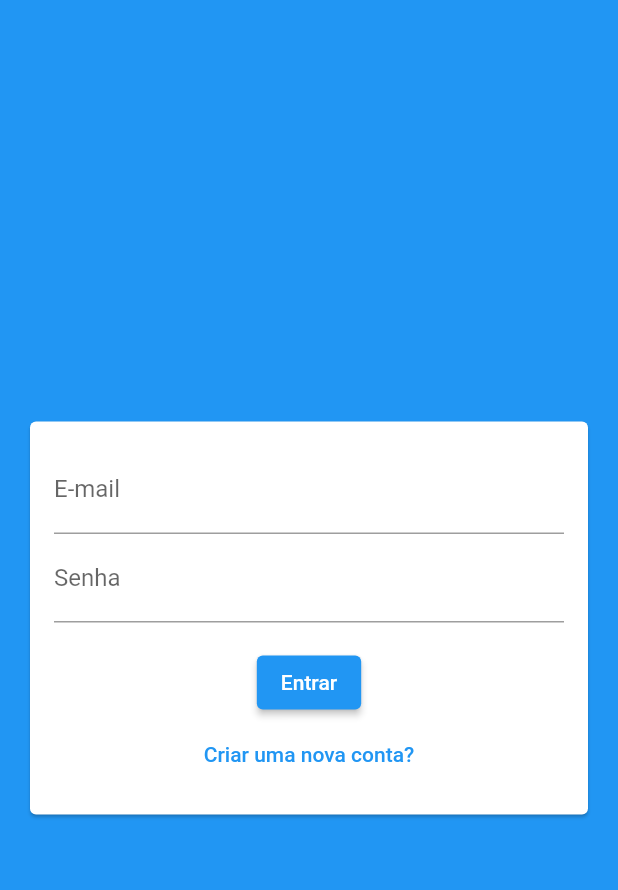
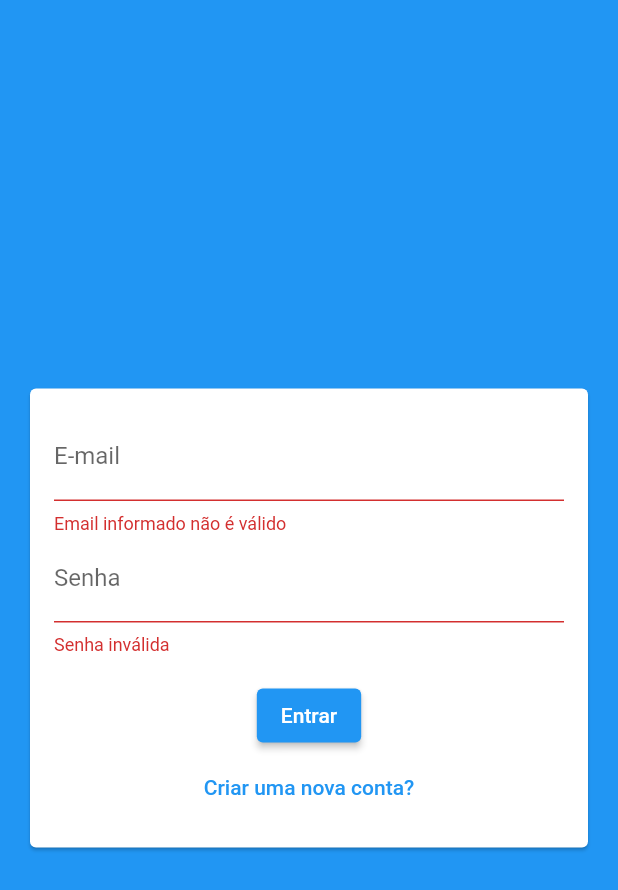
Before and after one commit to llucasmota/flutter-chat, a Flutter app: the screen it shows after launch, after a tap on "Entrar", on a phone screen of 412 x 824 dp. Shown: the top 890 px of the screen. Run offline on Flutter 3.47's test engine with Material 2 defaults, Android fonts, the phone set to English and light mode, and no system bars.

Commit message:
feat(auth_form): adicionando validações do formulário

```diff
--- a/lib/components/auth_form.dart
+++ b/lib/components/auth_form.dart
@@ -30,29 +30,50 @@ class _AuthFormState extends State<AuthForm> {
               children: <Widget>[
                 if (_authFormData.isSignup)
                   TextFormField(
-                    key: ValueKey('name'),
+                    key: const ValueKey('name'),
                     initialValue: _authFormData.name,
                     onChanged: (name) => _authFormData.name = name,
-                    decoration: InputDecoration(
+                    decoration: const InputDecoration(
                       label: Text('Nome'),
                     ),
+                    validator: (nameValue) {
+                      final name = nameValue ?? '';
+                      if (name.trim().length < 5) {
+                        return 'Nome de ter no mínimo 5 caracteres';
+                      }
+                      return null;
+                    },
                   ),
                 TextFormField(
-                  key: ValueKey('email'),
+                  key: const ValueKey('email'),
                   initialValue: _authFormData.email,
                   onChanged: (email) => _authFormData.email = email,
-                  decoration: InputDecoration(
+                  decoration: const InputDecoration(
                     label: Text('E-mail'),
                   ),
+                  validator: (emailValue) {
+                    final email = emailValue ?? '';
+                    if (!email.contains('@')) {
+                      return 'Email informado não é válido';
+                    }
+                    return null;
+                  },
                 ),
                 TextFormField(
-                  key: ValueKey('password'),
+                  key: const ValueKey('password'),
                   initialValue: _authFormData.password,
                   onChanged: (password) => _authFormData.password = password,
                   obscureText: true,
-                  decoration: InputDecoration(
+                  decoration: const InputDecoration(
                     label: Text('Senha'),
                   ),
+                  validator: (passwordValue) {
+                    final password = passwordValue ?? '';
+                    if (password.trim().length < 6) {
+                      return 'Senha inválida';
+                    }
+                    return null;
+                  },
                 ),
                 SizedBox(
                   height: 16,
```
